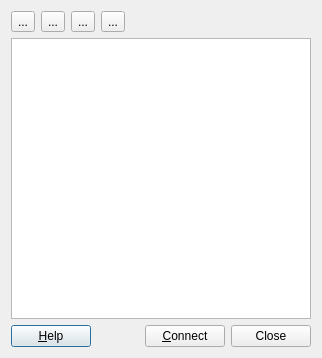
Qt form src/ui/hostlistdialog.ui (kitech/nullfxp) before a commit.
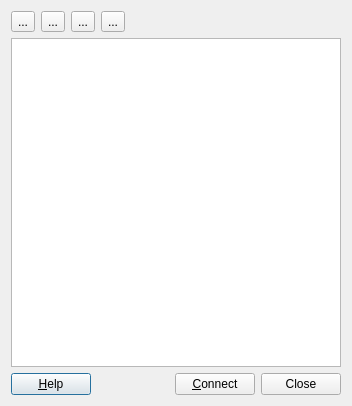
The same form after that commit.

What changed in the file:
```diff
--- a/src/ui/hostlistdialog.ui
+++ b/src/ui/hostlistdialog.ui
@@ -1,12 +1,12 @@
 <ui version="4.0" >
  <class>HostListDialog</class>
- <widget class="QDialog" name="HostListDialog" >
-  <property name="geometry" >
+ <widget class="QDialog" name="HostListDialog">
+  <property name="geometry">
    <rect>
     <x>0</x>
     <y>0</y>
-    <width>322</width>
-    <height>358</height>
+    <width>352</width>
+    <height>406</height>
    </rect>
   </property>
   <property name="windowTitle" >
@@ -87,9 +87,18 @@
      <property name="contextMenuPolicy" >
       <enum>Qt::CustomContextMenu</enum>
      </property>
-     <property name="editTriggers" >
+     <property name="horizontalScrollBarPolicy">
+      <enum>Qt::ScrollBarAlwaysOff</enum>
+     </property>
+     <property name="editTriggers">
       <set>QAbstractItemView::NoEditTriggers</set>
      </property>
+     <property name="alternatingRowColors">
+      <bool>true</bool>
+     </property>
+     <property name="rootIsDecorated">
+      <bool>true</bool>
+     </property>
     </widget>
    </item>
    <item>
```
Left out of the diff: 91 changed lines with no effect on the pictures.
